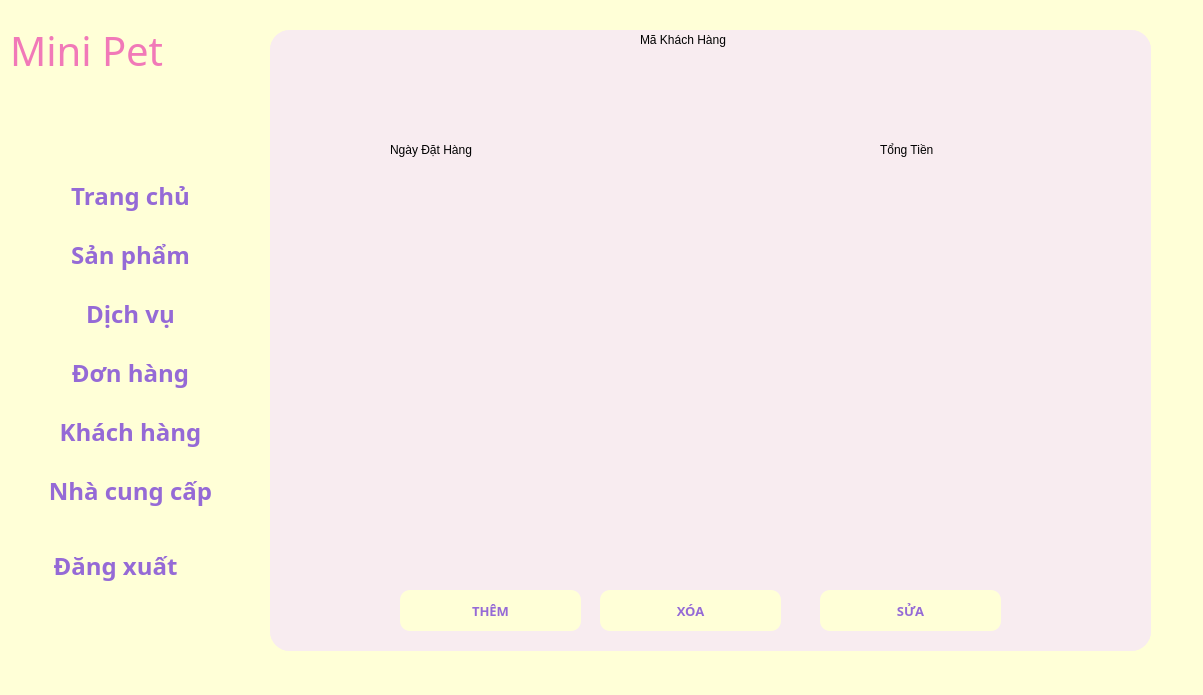
Above: UI/main.ui from minhngoc22/Pet-Store before the change. Below: the same form after it.
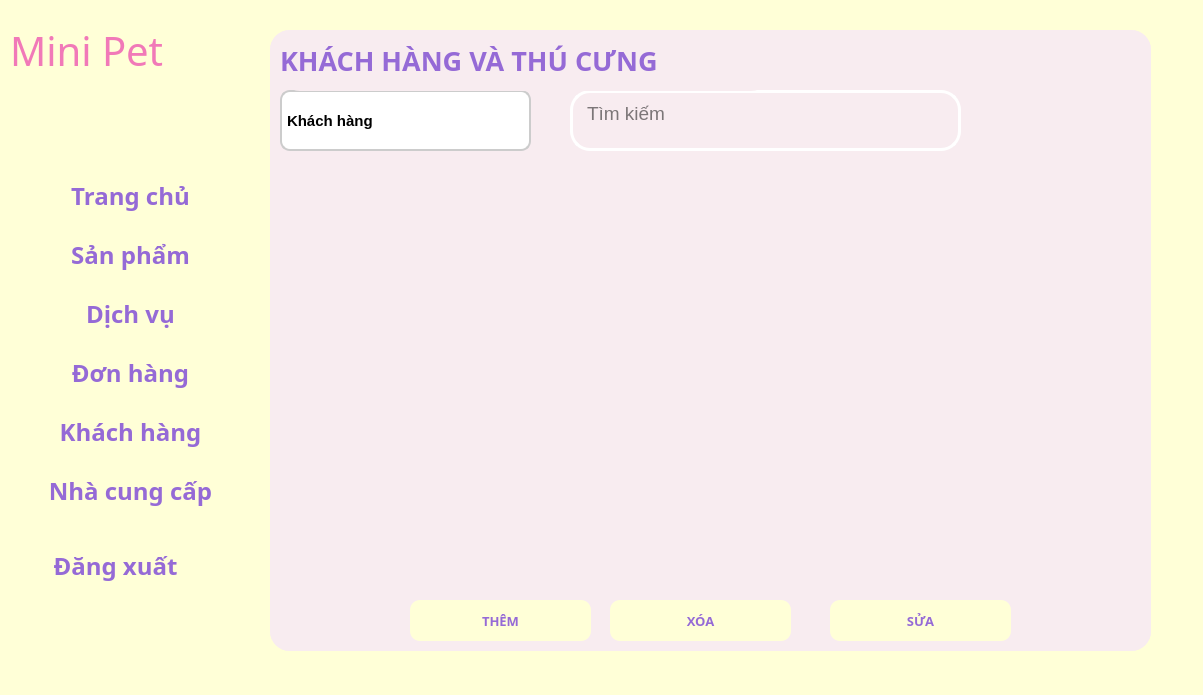
That is the form after the change. Icons and pictures are not drawn.

```diff
--- a/UI/main.ui
+++ b/UI/main.ui
@@ -342,7 +342,7 @@
 border-radius: 20px; /* Bo góc */;</string>
     </property>
     <property name="currentIndex">
-     <number>1</number>
+     <number>2</number>
     </property>
     <widget class="QWidget" name="trangchu">
      <widget class="QLabel" name="label_3">
@@ -548,188 +548,6 @@
       </layout>
      </widget>
     </widget>
-    <widget class="QWidget" name="page">
-     <widget class="QLineEdit" name="mkh2">
-      <property name="geometry">
-       <rect>
-        <x>350</x>
-        <y>50</y>
-        <width>151</width>
-        <height>22</height>
-       </rect>
-      </property>
-     </widget>
-     <widget class="QLineEdit" name="ndh">
-      <property name="geometry">
-       <rect>
-        <x>100</x>
-        <y>160</y>
-        <width>151</width>
-        <height>21</height>
-       </rect>
-      </property>
-     </widget>
-     <widget class="QLabel" name="label_31">
-      <property name="geometry">
-       <rect>
-        <x>120</x>
-        <y>110</y>
-        <width>121</width>
-        <height>20</height>
-       </rect>
-      </property>
-      <property name="text">
-       <string>Ngày Đặt Hàng</string>
-      </property>
-     </widget>
-     <widget class="QLineEdit" name="tt">
-      <property name="geometry">
-       <rect>
-        <x>570</x>
-        <y>160</y>
-        <width>151</width>
-        <height>22</height>
-       </rect>
-      </property>
-     </widget>
-     <widget class="QLabel" name="label_35">
-      <property name="geometry">
-       <rect>
-        <x>610</x>
-        <y>110</y>
-        <width>121</width>
-        <height>20</height>
-       </rect>
-      </property>
-      <property name="text">
-       <string>Tổng Tiền</string>
-      </property>
-     </widget>
-     <widget class="QLabel" name="label_21">
-      <property name="geometry">
-       <rect>
-        <x>370</x>
-        <y>0</y>
-        <width>121</width>
-        <height>20</height>
-       </rect>
-      </property>
-      <property name="text">
-       <string>Mã Khách Hàng</string>
-      </property>
-     </widget>
-     <widget class="QPushButton" name="btn_them_3">
-      <property name="geometry">
-       <rect>
-        <x>130</x>
-        <y>560</y>
-        <width>181</width>
-        <height>41</height>
-       </rect>
-      </property>
-      <property name="font">
-       <font>
-        <family>Arial Black</family>
-        <pointsize>10</pointsize>
-        <weight>75</weight>
-        <bold>true</bold>
-       </font>
-      </property>
-      <property name="styleSheet">
-       <string notr="true">QPushButton {
-    background-color:rgb(255, 255, 215); /* Màu nền xanh dương */
-    /* Màu chữ trắng rgb(255, 255, 215)*/
-	color: rgb(149, 106, 214);
-    border-radius: 10px; /* Bo góc */
-}
-QPushButton:hover {
- /* Màu nền khi rê chuột */
-	background-color: rgb(108, 187, 174);
-color: white
-}
-QPushButton:pressed {
-    background-color: rgb(31, 97, 141); /* Màu nền khi nhấn */
-}</string>
-      </property>
-      <property name="text">
-       <string>THÊM</string>
-      </property>
-     </widget>
-     <widget class="QPushButton" name="btn_sua_3">
-      <property name="geometry">
-       <rect>
-        <x>550</x>
-        <y>560</y>
-        <width>181</width>
-        <height>41</height>
-       </rect>
-      </property>
-      <property name="font">
-       <font>
-        <family>Arial Black</family>
-        <pointsize>10</pointsize>
-        <weight>75</weight>
-        <bold>true</bold>
-       </font>
-      </property>
-      <property name="styleSheet">
-       <string notr="true">QPushButton {
-    background-color:rgb(255, 255, 215); /* Màu nền xanh dương */
-    /* Màu chữ trắng rgb(255, 255, 215)*/
-	color: rgb(149, 106, 214);
-    border-radius: 10px; /* Bo góc */
-}
-QPushButton:hover {
- /* Màu nền khi rê chuột */
-	background-color: rgb(108, 187, 174);
-color: white
-}
-QPushButton:pressed {
-    background-color: rgb(31, 97, 141); /* Màu nền khi nhấn */
-}</string>
-      </property>
-      <property name="text">
-       <string>SỬA</string>
-      </property>
-     </widget>
-     <widget class="QPushButton" name="btn_xoa_3">
-      <property name="geometry">
-       <rect>
-        <x>330</x>
-        <y>560</y>
-        <width>181</width>
-        <height>41</height>
-       </rect>
-      </property>
-      <property name="font">
-       <font>
-        <family>Arial Black</family>
-        <pointsize>10</pointsize>
-        <weight>75</weight>
-        <bold>true</bold>
-       </font>
-      </property>
-      <property name="styleSheet">
-       <string notr="true">QPushButton {
-    background-color:rgb(255, 255, 215); /* Màu nền xanh dương */
-    /* Màu chữ trắng rgb(255, 255, 215)*/
-	color: rgb(149, 106, 214);
-    border-radius: 10px; /* Bo góc */
-}
-QPushButton:hover {
- /* Màu nền khi rê chuột */
-	background-color: rgb(108, 187, 174);
-color: white
-}
-QPushButton:pressed {
-    background-color: rgb(31, 97, 141); /* Màu nền khi nhấn */
-}</string>
-      </property>
-      <property name="text">
-       <string>XÓA</string>
-      </property>
-     </widget>
-    </widget>
     <widget class="QWidget" name="dichvu">
      <widget class="QLabel" name="label_5">
       <property name="geometry">
```
Left out of the diff: 81 changed lines with no effect on the pictures.
